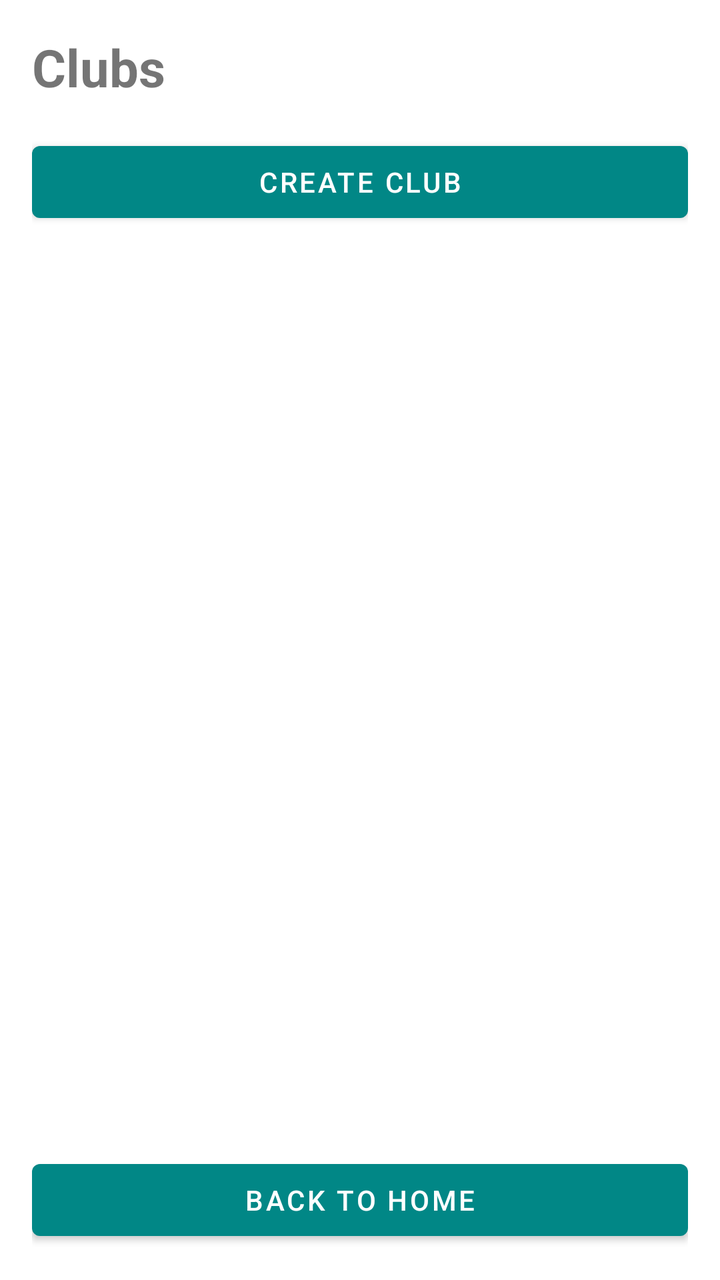
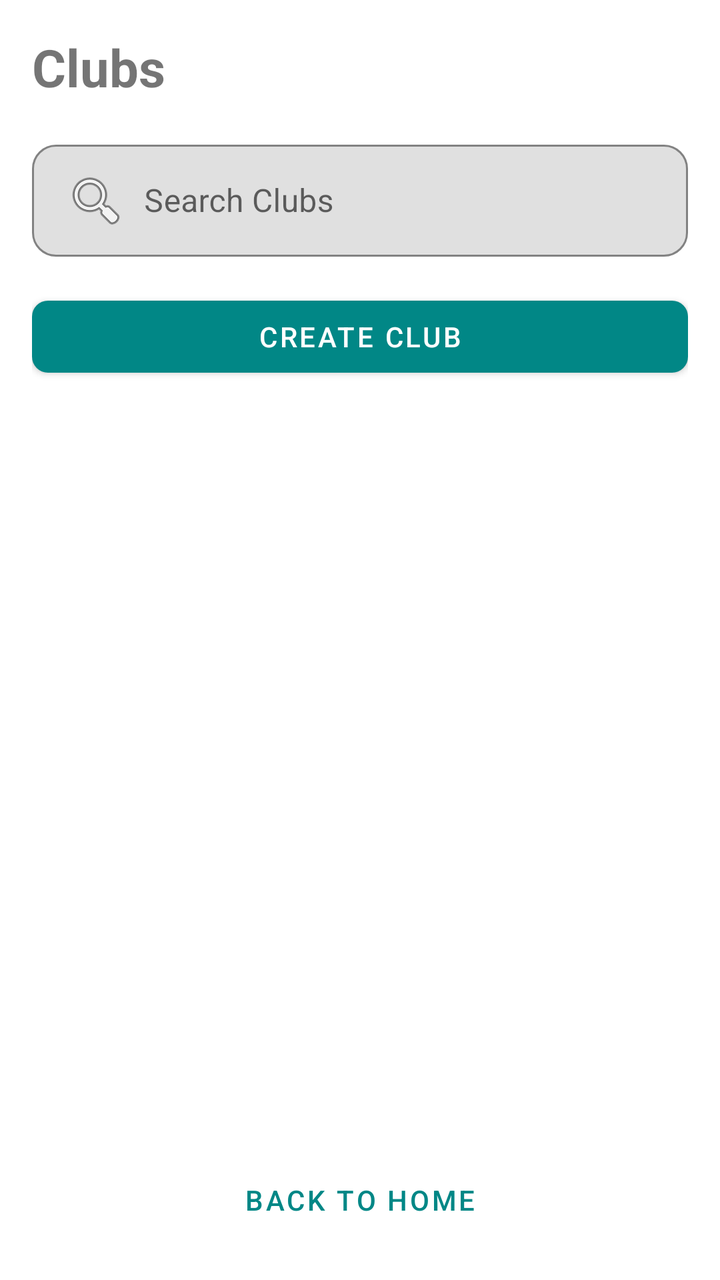

Compare the two renders of this Android layout. The source of the first and the diff that turns it into the second are given below.
<!-- AndroidManifest.xml: application theme Theme.NetWork -->
<!-- res/layout/activity_club_list.xml -->
<?xml version="1.0" encoding="utf-8"?>
<LinearLayout
    xmlns:android="http://schemas.android.com/apk/res/android"
    android:orientation="vertical"
    android:padding="16dp"
    android:layout_width="match_parent"
    android:layout_height="match_parent">

    <TextView
        android:text="Clubs"
        android:textSize="26sp"
        android:textStyle="bold"
        android:layout_width="wrap_content"
        android:layout_height="wrap_content"
        android:layout_marginBottom="16dp"/>

    <Button
        android:id="@+id/createClubBtn"
        android:text="Create Club"
        android:layout_width="match_parent"
        android:layout_height="wrap_content"
        android:layout_marginBottom="12dp"/>

    <androidx.recyclerview.widget.RecyclerView
        android:id="@+id/clubRecycler"
        android:layout_width="match_parent"
        android:layout_height="0dp"
        android:layout_weight="1"/>

    <Button
        android:id="@+id/backBtn"
        android:text="Back to Home"
        android:layout_width="match_parent"
        android:layout_height="wrap_content"
        android:layout_marginTop="12dp"/>

</LinearLayout>
<!-- resources referenced by this layout -->
<resources>
  <style name="Theme.NetWork" parent="Theme.MaterialComponents.Light.NoActionBar">
          
          <item name="colorPrimary">@color/teal_700</item>
          <item name="colorPrimaryVariant">@color/teal_200</item>
          <item name="colorOnPrimary">@color/white</item>
          <item name="colorSecondary">@color/teal_700</item>
      </style>
  <color name="teal_700">#FF018786</color>
  <color name="teal_200">#FF03DAC5</color>
  <color name="white">#FFFFFFFF</color>
</resources>

<!-- the commit's change to res/layout/activity_club_list.xml (unified diff, before → after) -->
@@ -1,6 +1,7 @@
 <?xml version="1.0" encoding="utf-8"?>
 <LinearLayout
     xmlns:android="http://schemas.android.com/apk/res/android"
+    xmlns:app="http://schemas.android.com/apk/res-auto"
     android:orientation="vertical"
     android:padding="16dp"
     android:layout_width="match_parent"
@@ -14,11 +15,36 @@
         android:layout_height="wrap_content"
         android:layout_marginBottom="16dp"/>
 
-    <Button
-        android:id="@+id/createClubBtn"
-        android:text="Create Club"
+    <com.google.android.material.textfield.TextInputLayout
         android:layout_width="match_parent"
         android:layout_height="wrap_content"
+        app:boxCornerRadiusTopStart="12dp"
+        app:boxCornerRadiusTopEnd="12dp"
+        app:boxCornerRadiusBottomStart="12dp"
+        app:boxCornerRadiusBottomEnd="12dp"
+        app:boxBackgroundMode="outline"
+        android:layout_marginBottom="16dp">
+
+        <com.google.android.material.textfield.TextInputEditText
+            android:id="@+id/searchClubField"
+            android:layout_width="match_parent"
+            android:layout_height="wrap_content"
+            android:hint="Search Clubs"
+            android:inputType="text"
+            android:drawableStart="@android:drawable/ic_menu_search"
+            android:drawablePadding="8dp"
+            android:paddingStart="16dp"
+            android:paddingEnd="16dp"
+            android:paddingTop="12dp"
+            android:paddingBottom="12dp"/>
+    </com.google.android.material.textfield.TextInputLayout>
+
+    <com.google.android.material.button.MaterialButton
+        android:id="@+id/createClubBtn"
+        android:text="CREATE CLUB"
+        android:layout_width="match_parent"
+        android:layout_height="wrap_content"
+        app:cornerRadius="8dp"
         android:layout_marginBottom="12dp"/>
 
     <androidx.recyclerview.widget.RecyclerView
@@ -27,11 +53,13 @@
         android:layout_height="0dp"
         android:layout_weight="1"/>
 
-    <Button
+    <com.google.android.material.button.MaterialButton
         android:id="@+id/backBtn"
-        android:text="Back to Home"
+        android:text="BACK TO HOME"
         android:layout_width="match_parent"
         android:layout_height="wrap_content"
+        app:cornerRadius="8dp"
+        style="@style/Widget.MaterialComponents.Button.TextButton"
         android:layout_marginTop="12dp"/>
 
 </LinearLayout>
